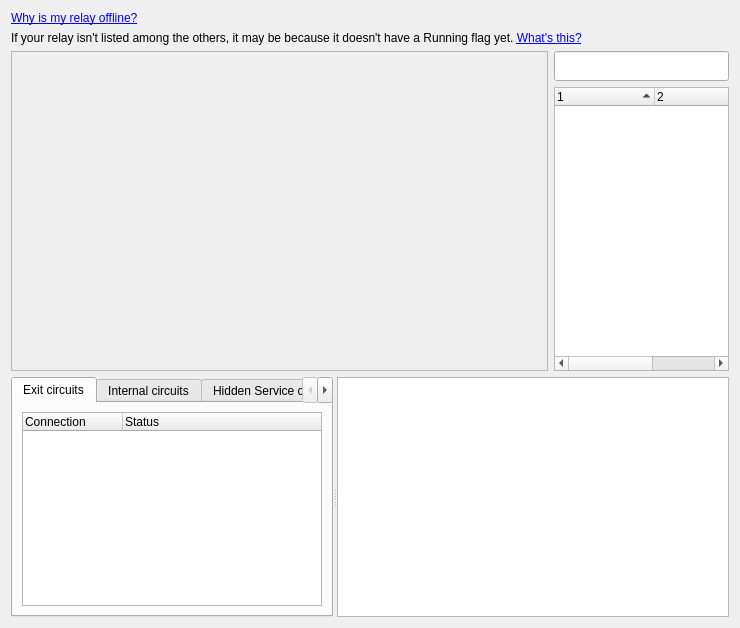
Old version of the form src/vidalia/network/NetViewer.ui in the repository a-ilin/vidalia.
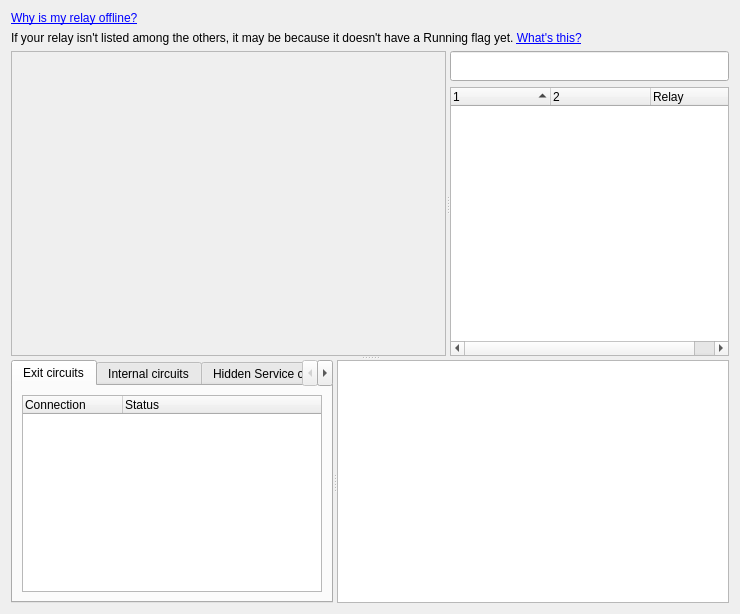
New version of the form. Icons and pictures are not drawn. Custom widgets are drawn as their Qt base class.

Commit message: option to customize and store state of layout in Network View tab

The edit to the form file:
```diff
--- a/src/vidalia/network/NetViewer.ui
+++ b/src/vidalia/network/NetViewer.ui
@@ -7,16 +7,20 @@
     <x>0</x>
     <y>0</y>
     <width>740</width>
-    <height>628</height>
+    <height>614</height>
    </rect>
   </property>
   <property name="windowTitle">
    <string>Network Map</string>
   </property>
-  <layout class="QVBoxLayout" name="verticalLayout_7">
+  <layout class="QVBoxLayout" name="verticalLayout_10">
    <item>
-    <layout class="QHBoxLayout" name="horizontalLayout"/>
-   </item>
+    <widget class="QSplitter" name="spltMain">
+     <property name="orientation">
+      <enum>Qt::Vertical</enum>
+     </property>
+     <widget class="QWidget" name="layoutWidget">
+      <layout class="QVBoxLayout" name="verticalLayout_9" stretch="0,1">
    <item>
     <layout class="QGridLayout" name="notificationLayout">
      <item row="1" column="0">
@@ -36,8 +40,54 @@
     </layout>
    </item>
    <item>
-    <layout class="QGridLayout" name="gridLayout_6">
-     <item row="0" column="1">
+        <widget class="QSplitter" name="spltMap">
+         <property name="orientation">
+          <enum>Qt::Horizontal</enum>
+         </property>
+         <widget class="QWidget" name="layoutWidget_1">
+          <layout class="QVBoxLayout" name="verticalLayout_8">
+           <item>
+            <layout class="QHBoxLayout" name="horizontalLayout">
+             <property name="topMargin">
+              <number>0</number>
+             </property>
+            </layout>
+           </item>
+           <item>
+            <widget class="QFrame" name="frmMap">
+             <property name="sizePolicy">
+              <sizepolicy hsizetype="Expanding" vsizetype="Expanding">
+               <horstretch>100</horstretch>
+               <verstretch>100</verstretch>
+              </sizepolicy>
+             </property>
+             <property name="minimumSize">
+              <size>
+               <width>400</width>
+               <height>300</height>
+              </size>
+             </property>
+             <property name="contextMenuPolicy">
+              <enum>Qt::NoContextMenu</enum>
+             </property>
+             <property name="frameShape">
+              <enum>QFrame::StyledPanel</enum>
+             </property>
+             <property name="frameShadow">
+              <enum>QFrame::Raised</enum>
+             </property>
+             <layout class="QGridLayout" name="gridLayout_5">
+              <item row="0" column="0">
+               <layout class="QGridLayout" name="gridLayout"/>
+              </item>
+             </layout>
+            </widget>
+           </item>
+          </layout>
+         </widget>
+         <widget class="QWidget" name="layoutWidget_2">
+          <layout class="QVBoxLayout" name="verticalLayout_7">
+           <item>
       <widget class="QLineEdit" name="lineRouterSearch">
        <property name="minimumSize">
         <size>
@@ -53,7 +103,7 @@
        </property>
       </widget>
      </item>
-     <item row="1" column="1">
+           <item>
       <widget class="RouterListWidget" name="treeRouterList">
        <property name="sizePolicy">
         <sizepolicy hsizetype="Preferred" vsizetype="Expanding">
@@ -102,40 +152,13 @@
        </column>
       </widget>
      </item>
-     <item row="0" column="0" rowspan="2">
-      <widget class="QFrame" name="frmMap">
-       <property name="sizePolicy">
-        <sizepolicy hsizetype="Expanding" vsizetype="Expanding">
-         <horstretch>100</horstretch>
-         <verstretch>100</verstretch>
-        </sizepolicy>
-       </property>
-       <property name="minimumSize">
-        <size>
-         <width>400</width>
-         <height>300</height>
-        </size>
-       </property>
-       <property name="contextMenuPolicy">
-        <enum>Qt::NoContextMenu</enum>
-       </property>
-       <property name="frameShape">
-        <enum>QFrame::StyledPanel</enum>
-       </property>
-       <property name="frameShadow">
-        <enum>QFrame::Raised</enum>
-       </property>
-       <layout class="QGridLayout" name="gridLayout_5">
-        <item row="0" column="0">
-         <layout class="QGridLayout" name="gridLayout"/>
-        </item>
-       </layout>
-      </widget>
-     </item>
-    </layout>
-   </item>
-   <item>
-    <widget class="QSplitter" name="splitter">
+          </layout>
+         </widget>
+        </widget>
+       </item>
+      </layout>
+     </widget>
+     <widget class="QSplitter" name="spltRouter">
      <property name="orientation">
       <enum>Qt::Horizontal</enum>
      </property>
@@ -316,6 +339,7 @@
       <property name="readOnly">
        <bool>true</bool>
       </property>
+      </widget>
      </widget>
     </widget>
    </item>
```
Left out of the diff: 12 changed lines with no effect on the pictures. Lines whose indentation alone changed are shown as unchanged. The commit also changes 3 other files.
